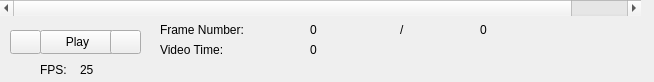
Qt form src/WhiskerToolbox/TimeScrollBar/TimeScrollBar.ui (paulmthompson/WhiskerToolbox) before a commit.
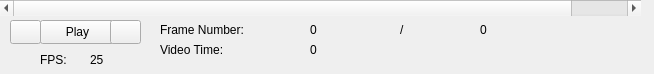
The same form after that commit. Icons and pictures are not drawn.

Commit message: Compact timescrollbar

```diff
--- a/src/WhiskerToolbox/TimeScrollBar/TimeScrollBar.ui
+++ b/src/WhiskerToolbox/TimeScrollBar/TimeScrollBar.ui
@@ -7,7 +7,7 @@
     <x>0</x>
     <y>0</y>
     <width>654</width>
-    <height>82</height>
+    <height>74</height>
    </rect>
   </property>
   <property name="windowTitle">
@@ -17,7 +17,7 @@
    <property name="geometry">
     <rect>
      <x>10</x>
-     <y>30</y>
+     <y>20</y>
      <width>31</width>
      <height>24</height>
     </rect>
@@ -42,8 +42,8 @@
   <widget class="QLabel" name="fps_label">
    <property name="geometry">
     <rect>
-     <x>80</x>
-     <y>60</y>
+     <x>90</x>
+     <y>50</y>
      <width>41</width>
      <height>20</height>
     </rect>
@@ -56,7 +56,7 @@
    <property name="geometry">
     <rect>
      <x>40</x>
-     <y>30</y>
+     <y>20</y>
      <width>75</width>
      <height>24</height>
     </rect>
@@ -137,8 +137,8 @@
    <property name="geometry">
     <rect>
      <x>40</x>
-     <y>60</y>
-     <width>35</width>
+     <y>50</y>
+     <width>30</width>
      <height>20</height>
     </rect>
    </property>
@@ -150,7 +150,7 @@
    <property name="geometry">
     <rect>
      <x>110</x>
-     <y>30</y>
+     <y>20</y>
      <width>31</width>
      <height>24</height>
     </rect>
```
